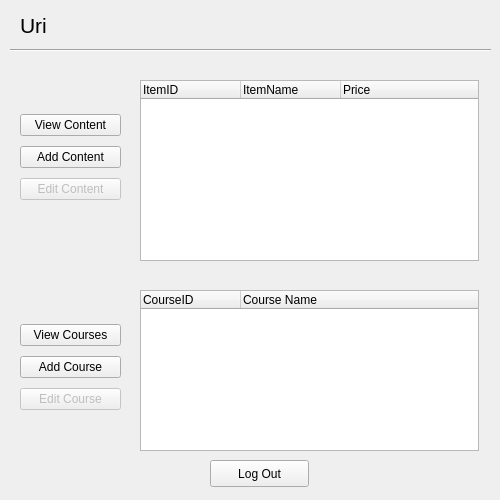
The window that ClientSide/loginPage.ui (MarkWilkes/CText) describes before a commit, drawn with Qt 5.
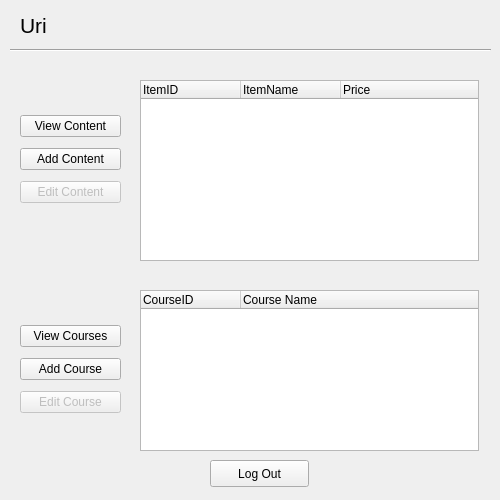
The same window after the commit. The open tabs and pages were chosen to show the change.

Diff of the .ui file:
```diff
--- a/ClientSide/loginPage.ui
+++ b/ClientSide/loginPage.ui
@@ -306,7 +306,7 @@
         <x>20</x>
         <y>320</y>
         <width>101</width>
-        <height>95</height>
+        <height>100</height>
        </rect>
       </property>
       <layout class="QVBoxLayout" name="verticalLayout_3">
@@ -362,7 +362,7 @@
         <x>20</x>
         <y>110</y>
         <width>101</width>
-        <height>95</height>
+        <height>100</height>
        </rect>
       </property>
       <layout class="QVBoxLayout" name="verticalLayout_12">
```
